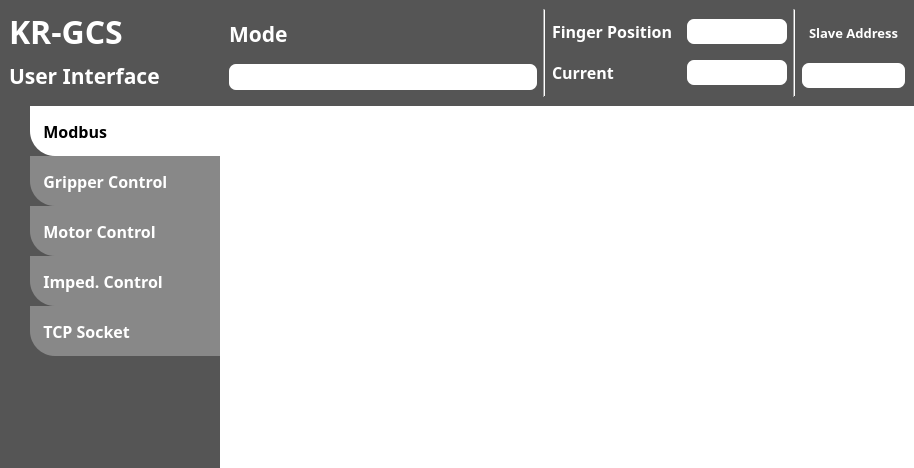
Old version of the form kr_gcs_ui/ui/main_window.ui in the repository KorasRobotics/KR_GCS_user_interface_ROS2.
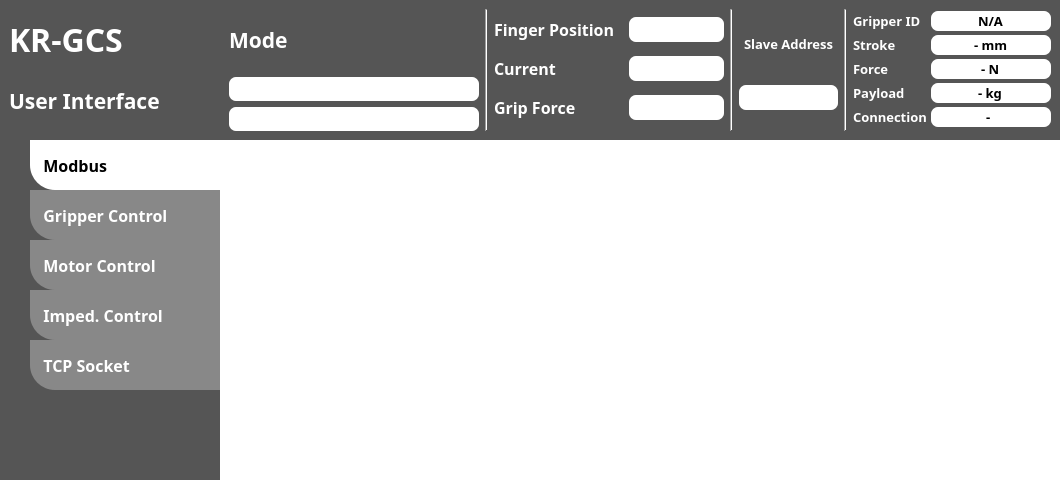
New version of the form. Icons and pictures are not drawn.

```diff
--- a/kr_gcs_ui/ui/main_window.ui
+++ b/kr_gcs_ui/ui/main_window.ui
@@ -6,8 +6,8 @@
    <rect>
     <x>0</x>
     <y>0</y>
-    <width>914</width>
-    <height>468</height>
+    <width>1060</width>
+    <height>480</height>
    </rect>
   </property>
   <property name="font">
@@ -78,7 +78,11 @@
 	color:#FFFFFF;
 }
 
-#pushButton{
+#pushButton_logo{
+	border:none;
+}
+
+#pushButton_hidden{
 	border:none;
 }
 
@@ -108,7 +112,7 @@
     <property name="bottomMargin">
      <number>0</number>
     </property>
-    <item row="0" column="0">
+    <item row="1" column="0">
      <widget class="QWidget" name="title" native="true">
       <layout class="QGridLayout" name="gridLayout_2">
        <property name="leftMargin">
@@ -244,12 +248,12 @@
       </layout>
      </widget>
     </item>
-    <item row="0" column="1">
+    <item row="1" column="1">
      <widget class="QWidget" name="right_status" native="true">
       <property name="maximumSize">
        <size>
         <width>16777215</width>
-        <height>106</height>
+        <height>140</height>
        </size>
       </property>
       <property name="font">
@@ -259,8 +263,12 @@
       </property>
       <layout class="QGridLayout" name="gridLayout">
        <item row="0" column="0">
+        <layout class="QHBoxLayout" name="horizontalLayout_3">
+         <item>
         <layout class="QVBoxLayout" name="verticalLayout_3">
          <item>
+            <layout class="QHBoxLayout" name="horizontalLayout_2">
+             <item>
           <widget class="QLabel" name="label_2">
            <property name="maximumSize">
             <size>
@@ -318,11 +326,44 @@
           </widget>
          </item>
          <item>
+              <widget class="QPushButton" name="pushButton_hidden">
+               <property name="sizePolicy">
+                <sizepolicy hsizetype="Maximum" vsizetype="Expanding">
+                 <horstretch>0</horstretch>
+                 <verstretch>0</verstretch>
+                </sizepolicy>
+               </property>
+               <property name="maximumSize">
+                <size>
+                 <width>20</width>
+                 <height>16777215</height>
+                </size>
+               </property>
+               <property name="text">
+                <string/>
+               </property>
+               <property name="default">
+                <bool>false</bool>
+               </property>
+               <property name="flat">
+                <bool>true</bool>
+               </property>
+              </widget>
+             </item>
+            </layout>
+           </item>
+           <item>
           <widget class="QLineEdit" name="lineEdit_monitor_mode">
+             <property name="minimumSize">
+              <size>
+               <width>250</width>
+               <height>24</height>
+              </size>
+             </property>
            <property name="font">
             <font>
              <family>Noto Sans KR</family>
-             <pointsize>13</pointsize>
+               <pointsize>9</pointsize>
              <bold>true</bold>
             </font>
            </property>
@@ -331,9 +372,44 @@
            </property>
           </widget>
          </item>
-        </layout>
-       </item>
-       <item row="0" column="2">
+           <item>
+            <widget class="QLineEdit" name="lineEdit_monitor_warn">
+             <property name="minimumSize">
+              <size>
+               <width>0</width>
+               <height>24</height>
+              </size>
+             </property>
+             <property name="font">
+              <font>
+               <family>Noto Sans KR</family>
+               <pointsize>9</pointsize>
+               <bold>true</bold>
+              </font>
+             </property>
+             <property name="styleSheet">
+              <string notr="true">color:#B00000;</string>
+             </property>
+             <property name="readOnly">
+              <bool>true</bool>
+             </property>
+            </widget>
+           </item>
+          </layout>
+         </item>
+         <item>
+          <widget class="Line" name="line">
+           <property name="font">
+            <font>
+             <family>Noto Sans KR</family>
+            </font>
+           </property>
+           <property name="orientation">
+            <enum>Qt::Vertical</enum>
+           </property>
+          </widget>
+         </item>
+         <item>
         <layout class="QHBoxLayout" name="horizontalLayout">
          <item>
           <layout class="QFormLayout" name="formLayout">
@@ -509,6 +585,76 @@
              </property>
             </widget>
            </item>
+             <item row="2" column="0">
+              <widget class="QLabel" name="label_grip_force">
+               <property name="palette">
+                <palette>
+                 <active>
+                  <colorrole role="WindowText">
+                   <brush brushstyle="SolidPattern">
+                    <color alpha="255">
+                     <red>255</red>
+                     <green>255</green>
+                     <blue>255</blue>
+                    </color>
+                   </brush>
+                  </colorrole>
+                 </active>
+                 <inactive>
+                  <colorrole role="WindowText">
+                   <brush brushstyle="SolidPattern">
+                    <color alpha="255">
+                     <red>255</red>
+                     <green>255</green>
+                     <blue>255</blue>
+                    </color>
+                   </brush>
+                  </colorrole>
+                 </inactive>
+                 <disabled/>
+                </palette>
+               </property>
+               <property name="font">
+                <font>
+                 <family>Noto Sans KR</family>
+                 <pointsize>12</pointsize>
+                 <bold>true</bold>
+                </font>
+               </property>
+               <property name="text">
+                <string>Grip Force</string>
+               </property>
+              </widget>
+             </item>
+             <item row="2" column="1">
+              <widget class="QLineEdit" name="lineEdit_monitor_grip_force">
+               <property name="sizePolicy">
+                <sizepolicy hsizetype="Maximum" vsizetype="Fixed">
+                 <horstretch>0</horstretch>
+                 <verstretch>0</verstretch>
+                </sizepolicy>
+               </property>
+               <property name="maximumSize">
+                <size>
+                 <width>100</width>
+                 <height>16777215</height>
+                </size>
+               </property>
+               <property name="font">
+                <font>
+                 <family>Noto Sans KR</family>
+                 <pointsize>12</pointsize>
+                 <bold>true</bold>
+                </font>
+               </property>
+               <property name="alignment">
+                <set>Qt::AlignCenter</set>
+               </property>
+               <property name="readOnly">
+                <bool>true</bool>
+               </property>
+              </widget>
+             </item>
           </layout>
          </item>
          <item>
@@ -616,24 +762,408 @@
            </item>
           </layout>
          </item>
-        </layout>
-       </item>
-       <item row="0" column="1">
-        <widget class="Line" name="line">
-         <property name="font">
-          <font>
-           <family>Noto Sans KR</family>
-          </font>
-         </property>
+           <item>
+            <widget class="Line" name="line_gripper">
          <property name="orientation">
           <enum>Qt::Vertical</enum>
          </property>
         </widget>
        </item>
-      </layout>
+           <item>
+            <layout class="QGridLayout" name="gridLayout_gripper">
+             <property name="leftMargin">
+              <number>0</number>
+             </property>
+             <property name="topMargin">
+              <number>0</number>
+             </property>
+             <property name="rightMargin">
+              <number>0</number>
+             </property>
+             <property name="bottomMargin">
+              <number>0</number>
+             </property>
+             <property name="horizontalSpacing">
+              <number>4</number>
+             </property>
+             <property name="verticalSpacing">
+              <number>2</number>
+             </property>
+             <item row="0" column="0">
+              <widget class="QLabel" name="label_gripper_id">
+               <property name="palette">
+                <palette>
+                 <active>
+                  <colorrole role="WindowText">
+                   <brush brushstyle="SolidPattern">
+                    <color alpha="255">
+                     <red>255</red>
+                     <green>255</green>
+                     <blue>255</blue>
+                    </color>
+                   </brush>
+                  </colorrole>
+                 </active>
+                 <inactive>
+                  <colorrole role="WindowText">
+                   <brush brushstyle="SolidPattern">
+                    <color alpha="255">
+                     <red>255</red>
+                     <green>255</green>
+                     <blue>255</blue>
+                    </color>
+                   </brush>
+                  </colorrole>
+                 </inactive>
+                 <disabled/>
+                </palette>
+               </property>
+               <property name="font">
+                <font>
+                 <family>Noto Sans KR</family>
+                 <pointsize>10</pointsize>
+                 <bold>true</bold>
+                </font>
+               </property>
+               <property name="text">
+                <string>Gripper ID</string>
+               </property>
+              </widget>
+             </item>
+             <item row="0" column="1">
+              <widget class="QLineEdit" name="lineEdit_gripper_id">
+               <property name="minimumSize">
+                <size>
+                 <width>120</width>
+                 <height>0</height>
+                </size>
+               </property>
+               <property name="maximumSize">
+                <size>
+                 <width>120</width>
+                 <height>16777215</height>
+                </size>
+               </property>
+               <property name="font">
+                <font>
+                 <family>Noto Sans KR</family>
+                 <pointsize>10</pointsize>
+                 <bold>true</bold>
+                </font>
+               </property>
+               <property name="text">
+                <string>N/A</string>
+               </property>
+               <property name="alignment">
+                <set>Qt::AlignCenter</set>
+               </property>
+               <property name="readOnly">
+                <bool>true</bool>
+               </property>
      </widget>
     </item>
     <item row="1" column="0">
+              <widget class="QLabel" name="label_gripper_stroke">
+               <property name="palette">
+                <palette>
+                 <active>
+                  <colorrole role="WindowText">
+                   <brush brushstyle="SolidPattern">
+                    <color alpha="255">
+                     <red>255</red>
+                     <green>255</green>
+                     <blue>255</blue>
+                    </color>
+                   </brush>
+                  </colorrole>
+                 </active>
+                 <inactive>
+                  <colorrole role="WindowText">
+                   <brush brushstyle="SolidPattern">
+                    <color alpha="255">
+                     <red>255</red>
+                     <green>255</green>
+                     <blue>255</blue>
+                    </color>
+                   </brush>
+                  </colorrole>
+                 </inactive>
+                 <disabled/>
+                </palette>
+               </property>
+               <property name="font">
+                <font>
+                 <family>Noto Sans KR</family>
+                 <pointsize>10</pointsize>
+                 <bold>true</bold>
+                </font>
+               </property>
+               <property name="text">
+                <string>Stroke</string>
+               </property>
+              </widget>
+             </item>
+             <item row="1" column="1">
+              <widget class="QLineEdit" name="lineEdit_gripper_stroke">
+               <property name="minimumSize">
+                <size>
+                 <width>120</width>
+                 <height>0</height>
+                </size>
+               </property>
+               <property name="maximumSize">
+                <size>
+                 <width>120</width>
+                 <height>16777215</height>
+                </size>
+               </property>
+               <property name="font">
+                <font>
+                 <family>Noto Sans KR</family>
+                 <pointsize>10</pointsize>
+                 <bold>true</bold>
+                </font>
+               </property>
+               <property name="text">
+                <string>- mm</string>
+               </property>
+               <property name="alignment">
+                <set>Qt::AlignCenter</set>
+               </property>
+               <property name="readOnly">
+                <bool>true</bool>
+               </property>
+              </widget>
+             </item>
+             <item row="2" column="0">
+              <widget class="QLabel" name="label_gripper_force">
+               <property name="palette">
+                <palette>
+                 <active>
+                  <colorrole role="WindowText">
+                   <brush brushstyle="SolidPattern">
+                    <color alpha="255">
+                     <red>255</red>
+                     <green>255</green>
+                     <blue>255</blue>
+                    </color>
+                   </brush>
+                  </colorrole>
+                 </active>
+                 <inactive>
+                  <colorrole role="WindowText">
+                   <brush brushstyle="SolidPattern">
+                    <color alpha="255">
+                     <red>255</red>
+                     <green>255</green>
+                     <blue>255</blue>
+                    </color>
+                   </brush>
+                  </colorrole>
+                 </inactive>
+                 <disabled/>
+                </palette>
+               </property>
+               <property name="font">
+                <font>
+                 <family>Noto Sans KR</family>
+                 <pointsize>10</pointsize>
+                 <bold>true</bold>
+                </font>
+               </property>
+               <property name="text">
+                <string>Force</string>
+               </property>
+              </widget>
+             </item>
+             <item row="2" column="1">
+              <widget class="QLineEdit" name="lineEdit_gripper_force">
+               <property name="minimumSize">
+                <size>
+                 <width>120</width>
+                 <height>0</height>
+                </size>
+               </property>
+               <property name="maximumSize">
+                <size>
+                 <width>120</width>
+                 <height>16777215</height>
+                </size>
+               </property>
+               <property name="font">
+                <font>
+                 <family>Noto Sans KR</family>
+                 <pointsize>10</pointsize>
+                 <bold>true</bold>
+                </font>
+               </property>
+               <property name="text">
+                <string>- N</string>
+               </property>
+               <property name="alignment">
+                <set>Qt::AlignCenter</set>
+               </property>
+               <property name="readOnly">
+                <bool>true</bool>
+               </property>
+              </widget>
+             </item>
+             <item row="3" column="0">
+              <widget class="QLabel" name="label_gripper_payload">
+               <property name="palette">
+                <palette>
+                 <active>
+                  <colorrole role="WindowText">
+                   <brush brushstyle="SolidPattern">
+                    <color alpha="255">
+                     <red>255</red>
+                     <green>255</green>
+                     <blue>255</blue>
+                    </color>
+                   </brush>
+                  </colorrole>
+                 </active>
+                 <inactive>
+                  <colorrole role="WindowText">
+                   <brush brushstyle="SolidPattern">
+                    <color alpha="255">
+                     <red>255</red>
+                     <green>255</green>
+                     <blue>255</blue>
+                    </color>
+                   </brush>
+                  </colorrole>
+                 </inactive>
+                 <disabled/>
+                </palette>
+               </property>
+               <property name="font">
+                <font>
+                 <family>Noto Sans KR</family>
+                 <pointsize>10</pointsize>
+                 <bold>true</bold>
+                </font>
+               </property>
+               <property name="text">
+                <string>Payload</string>
+               </property>
+              </widget>
+             </item>
+             <item row="3" column="1">
+              <widget class="QLineEdit" name="lineEdit_gripper_payload">
+               <property name="minimumSize">
+                <size>
+                 <width>120</width>
+                 <height>0</height>
+                </size>
+               </property>
+               <property name="maximumSize">
+                <size>
+                 <width>120</width>
+                 <height>16777215</height>
+                </size>
+               </property>
+               <property name="font">
+                <font>
+                 <family>Noto Sans KR</family>
+                 <pointsize>10</pointsize>
+                 <bold>true</bold>
+                </font>
+               </property>
+               <property name="text">
+                <string>- kg</string>
+               </property>
+               <property name="alignment">
+                <set>Qt::AlignCenter</set>
+               </property>
+               <property name="readOnly">
+                <bool>true</bool>
+               </property>
+              </widget>
+             </item>
+             <item row="4" column="0">
+              <widget class="QLabel" name="label_gripper_connect">
+               <property name="palette">
+                <palette>
+                 <active>
+                  <colorrole role="WindowText">
+                   <brush brushstyle="SolidPattern">
+                    <color alpha="255">
+                     <red>255</red>
+                     <green>255</green>
+                     <blue>255</blue>
+                    </color>
+                   </brush>
+                  </colorrole>
+                 </active>
+                 <inactive>
+                  <colorrole role="WindowText">
+                   <brush brushstyle="SolidPattern">
+                    <color alpha="255">
+                     <red>255</red>
+                     <green>255</green>
+                     <blue>255</blue>
+                    </color>
+                   </brush>
+                  </colorrole>
+                 </inactive>
+                 <disabled/>
+                </palette>
+               </property>
+               <property name="font">
+                <font>
+                 <family>Noto Sans KR</family>
+                 <pointsize>10</pointsize>
+                 <bold>true</bold>
+                </font>
+               </property>
+               <property name="text">
+                <string>Connection</string>
+               </property>
+              </widget>
+             </item>
+             <item row="4" column="1">
+              <widget class="QLineEdit" name="lineEdit_gripper_connect">
+               <property name="minimumSize">
+                <size>
+                 <width>120</width>
+                 <height>0</height>
+                </size>
+               </property>
+               <property name="maximumSize">
+                <size>
+                 <width>120</width>
+                 <height>16777215</height>
+                </size>
+               </property>
+               <property name="font">
+                <font>
+                 <family>Noto Sans KR</family>
+                 <pointsize>10</pointsize>
+                 <bold>true</bold>
+                </font>
+               </property>
+               <property name="text">
+                <string>- </string>
+               </property>
+               <property name="alignment">
+                <set>Qt::AlignCenter</set>
+               </property>
+               <property name="readOnly">
+                <bool>true</bool>
+               </property>
+              </widget>
+             </item>
+            </layout>
+           </item>
+          </layout>
+         </item>
+        </layout>
+       </item>
+      </layout>
+     </widget>
+    </item>
+    <item row="2" column="0">
      <widget class="QWidget" name="left_menu" native="true">
       <property name="minimumSize">
        <size>
@@ -747,6 +1277,15 @@
                  </color>
                 </brush>
                </colorrole>
+               <colorrole role="Highlight">
+                <brush brushstyle="SolidPattern">
+                 <color alpha="255">
+                  <red>31</red>
+                  <green>155</green>
+                  <blue>93</blue>
+                 </color>
+                </brush>
+               </colorrole>
               </active>
               <inactive>
                <colorrole role="Button">
@@ -776,6 +1315,15 @@
                  </color>
                 </brush>
                </colorrole>
+               <colorrole role="Highlight">
+                <brush brushstyle="SolidPattern">
+                 <color alpha="255">
+                  <red>31</red>
+                  <green>155</green>
+                  <blue>93</blue>
+                 </color>
+                </brush>
+               </colorrole>
               </inactive>
               <disabled>
                <colorrole role="Button">
@@ -805,6 +1353,15 @@
                  </color>
                 </brush>
                </colorrole>
+               <colorrole role="Highlight">
+                <brush brushstyle="SolidPattern">
+                 <color alpha="255">
+                  <red>31</red>
+                  <green>155</green>
+                  <blue>93</blue>
+                 </color>
+                </brush>
+               </colorrole>
               </disabled>
              </palette>
             </property>
@@ -906,6 +1463,15 @@
                  </color>
                 </brush>
                </colorrole>
+               <colorrole role="Highlight">
+                <brush brushstyle="SolidPattern">
+                 <color alpha="255">
+                  <red>31</red>
+                  <green>155</green>
+                  <blue>93</blue>
+                 </color>
+                </brush>
+               </colorrole>
                <colorrole role="PlaceholderText">
                 <brush brushstyle="SolidPattern">
                  <color alpha="128">
@@ -971,6 +1537,15 @@
                  </color>
                 </brush>
                </colorrole>
+               <colorrole role="Highlight">
+                <brush brushstyle="SolidPattern">
+                 <color alpha="255">
+                  <red>31</red>
+                  <green>155</green>
+                  <blue>93</blue>
+                 </color>
+                </brush>
+               </colorrole>
                <colorrole role="PlaceholderText">
                 <brush brushstyle="SolidPattern">
                  <color alpha="128">
@@ -1036,6 +1611,15 @@
                  </color>
                 </brush>
                </colorrole>
+               <colorrole role="Highlight">
+                <brush brushstyle="SolidPattern">
+                 <color alpha="255">
+                  <red>31</red>
+                  <green>155</green>
+                  <blue>93</blue>
+                 </color>
+                </brush>
+               </colorrole>
                <colorrole role="PlaceholderText">
                 <brush brushstyle="SolidPattern">
                  <color alpha="128">
@@ -1144,6 +1728,15 @@
                  </color>
                 </brush>
                </colorrole>
+               <colorrole role="Highlight">
+                <brush brushstyle="SolidPattern">
+                 <color alpha="255">
+                  <red>31</red>
+                  <green>155</green>
+                  <blue>93</blue>
+                 </color>
+                </brush>
+               </colorrole>
                <colorrole role="PlaceholderText">
                 <brush brushstyle="SolidPattern">
                  <color alpha="128">
@@ -1209,6 +1802,15 @@
                  </color>
                 </brush>
                </colorrole>
+               <colorrole role="Highlight">
+                <brush brushstyle="SolidPattern">
+                 <color alpha="255">
+                  <red>31</red>
+                  <green>155</green>
+                  <blue>93</blue>
+                 </color>
+                </brush>
+               </colorrole>
                <colorrole role="PlaceholderText">
                 <brush brushstyle="SolidPattern">
                  <color alpha="128">
@@ -1274,6 +1876,15 @@
                  </color>
                 </brush>
                </colorrole>
+               <colorrole role="Highlight">
+                <brush brushstyle="SolidPattern">
+                 <color alpha="255">
+                  <red>31</red>
+                  <green>155</green>
+                  <blue>93</blue>
+                 </color>
+                </brush>
+               </colorrole>
                <colorrole role="PlaceholderText">
                 <brush brushstyle="SolidPattern">
                  <color alpha="128">
@@ -1382,6 +1993,15 @@
                  </color>
                 </brush>
                </colorrole>
+               <colorrole role="Highlight">
+                <brush brushstyle="SolidPattern">
+                 <color alpha="255">
+                  <red>31</red>
+                  <green>155</green>
+                  <blue>93</blue>
+                 </color>
+                </brush>
+               </colorrole>
                <colorrole role="PlaceholderText">
                 <brush brushstyle="SolidPattern">
                  <color alpha="128">
@@ -1447,6 +2067,15 @@
                  </color>
                 </brush>
                </colorrole>
+               <colorrole role="Highlight">
+                <brush brushstyle="SolidPattern">
+                 <color alpha="255">
+                  <red>31</red>
+                  <green>155</green>
+                  <blue>93</blue>
+                 </color>
+                </brush>
+               </colorrole>
                <colorrole role="PlaceholderText">
                 <brush brushstyle="SolidPattern">
                  <color alpha="128">
@@ -1512,6 +2141,15 @@
                  </color>
                 </brush>
                </colorrole>
+               <colorrole role="Highlight">
+                <brush brushstyle="SolidPattern">
+                 <color alpha="255">
+                  <red>31</red>
+                  <green>155</green>
+                  <blue>93</blue>
+                 </color>
+                </brush>
+               </colorrole>
                <colorrole role="PlaceholderText">
                 <brush brushstyle="SolidPattern">
                  <color alpha="128">
@@ -1620,6 +2258,15 @@
                  </color>
                 </brush>
                </colorrole>
+               <colorrole role="Highlight">
+                <brush brushstyle="SolidPattern">
+                 <color alpha="255">
+                  <red>31</red>
+                  <green>155</green>
+                  <blue>93</blue>
+                 </color>
+                </brush>
+               </colorrole>
                <colorrole role="PlaceholderText">
                 <brush brushstyle="SolidPattern">
                  <color alpha="128">
@@ -1685,6 +2332,15 @@
                  </color>
                 </brush>
                </colorrole>
+               <colorrole role="Highlight">
+                <brush brushstyle="SolidPattern">
+                 <color alpha="255">
+                  <red>31</red>
+                  <green>155</green>
+                  <blue>93</blue>
+                 </color>
+                </brush>
+               </colorrole>
                <colorrole role="PlaceholderText">
                 <brush brushstyle="SolidPattern">
                  <color alpha="128">
@@ -1750,6 +2406,15 @@
                  </color>
                 </brush>
                </colorrole>
+               <colorrole role="Highlight">
+                <brush brushstyle="SolidPattern">
+                 <color alpha="255">
+                  <red>31</red>
+                  <green>155</green>
+                  <blue>93</blue>
+                 </color>
+                </brush>
+               </colorrole>
                <colorrole role="PlaceholderText">
                 <brush brushstyle="SolidPattern">
                  <color alpha="128">
@@ -1806,7 +2471,7 @@
            </spacer>
           </item>
           <item>
-           <widget class="QPushButton" name="pushButton">
+           <widget class="QPushButton" name="pushButton_logo">
             <property name="font">
              <font>
               <family>Noto Sans KR</family>
@@ -1833,7 +2498,7 @@
       </layout>
      </widget>
     </item>
-    <item row="1" column="1">
+    <item row="2" column="1">
      <widget class="QStackedWidget" name="stackedWidget">
       <property name="font">
        <font>
```
Lines whose indentation alone changed are shown as unchanged.
